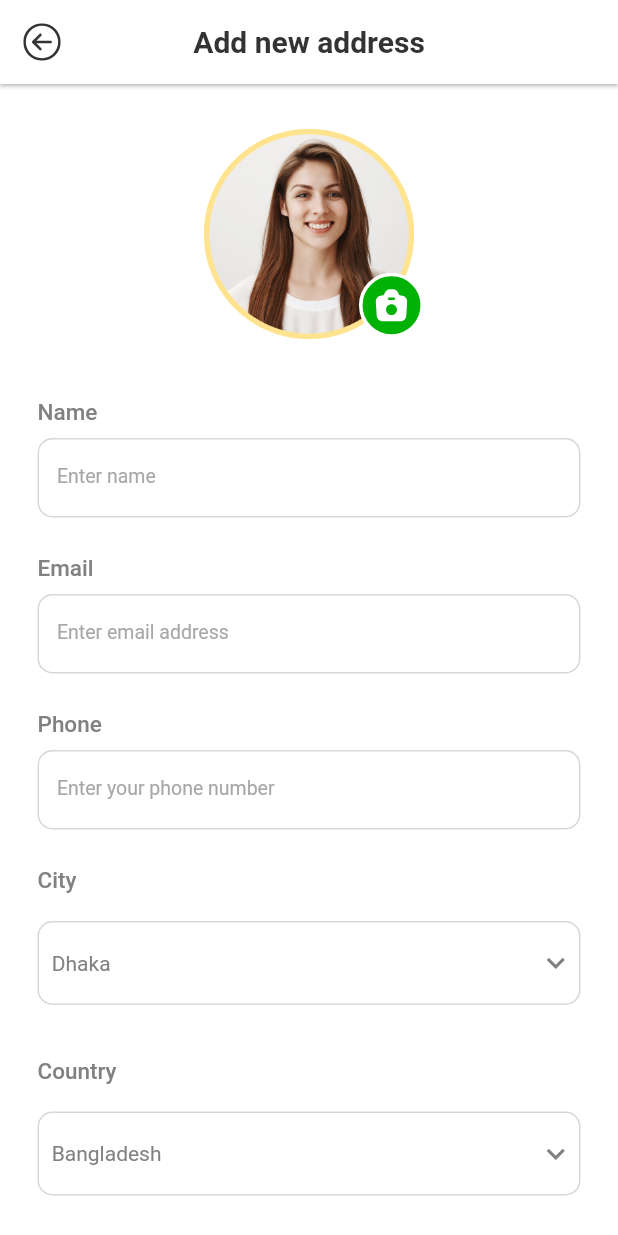
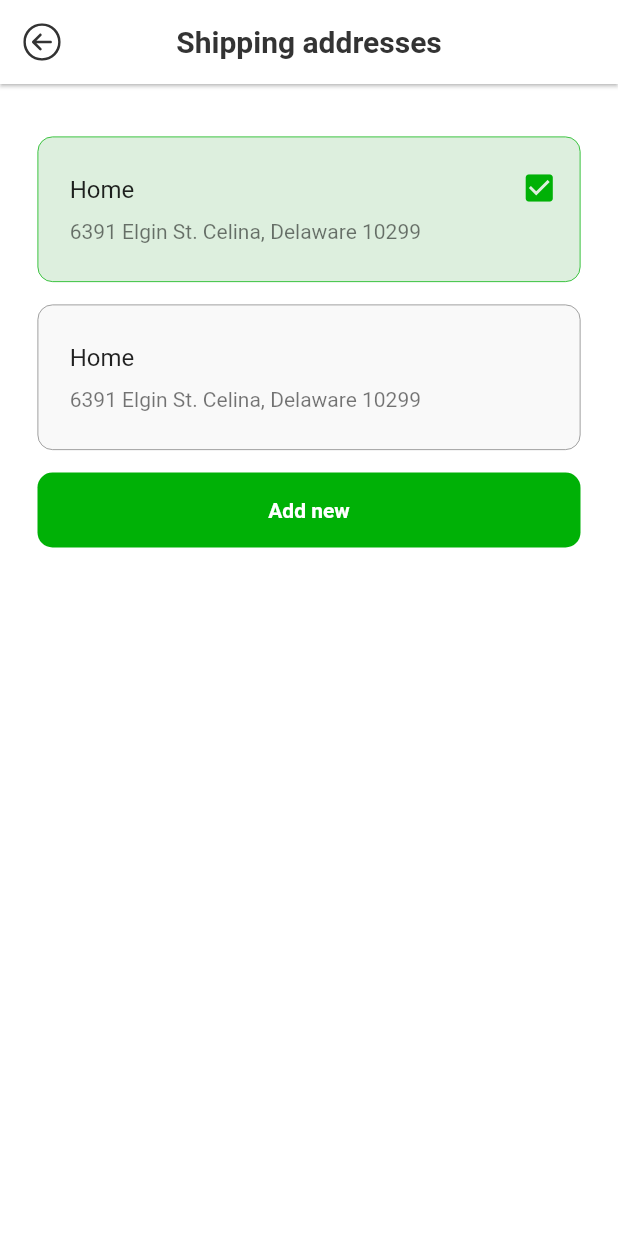
Before and after one commit to Timlex/gracious_app, a Flutter app: the HomeFront screen opened by its route, item 5 of the bottom bar chosen, after a tap on "Shipping Address", on a phone screen of 412 x 824 dp. Run offline on Flutter 3.47's test engine with Material 2 defaults, Android fonts, the phone set to English and light mode, and no system bars; our stand-ins replace badges, card_swiper, flutter_rating_bar, flutter_svg, image_picker, modal_bottom_sheet and 4 more; accounts and stored records are empty.

Commit message:
shipping addresses, image picker and some modification have been done

```diff
--- a/lib/main.dart
+++ b/lib/main.dart
@@ -1,5 +1,6 @@
 import 'package:flutter/material.dart';
 import 'package:gren_mart/model/favorites.dart';
+import 'package:gren_mart/view/settings/shipping_addresses.dart';
 import 'package:provider/provider.dart';
 import 'package:flutter/services.dart';
 import 'package:gren_mart/view/auth/auth.dart';
@@ -73,6 +74,7 @@ class MyApp extends StatelessWidget {
             NewAddress.routeName: (context) => const NewAddress(),
             ManageAccount.routeName: (context) => ManageAccount(),
             ChangePassword.routeName: (context) => const ChangePassword(),
+            ShippingAdresses.routeName: (context) => const ShippingAdresses(),
           },
         ),
       ),
--- a/lib/view/favorite/favorite_tile.dart
+++ b/lib/view/favorite/favorite_tile.dart
@@ -45,7 +45,7 @@ class FavoriteTile extends StatelessWidget {
           ),
         ),
         onDismissed: (direction) {
-          favoriteData.toggleFavorite(id);
+          favoriteData.deleteFavoriteItem(id);
         },
         key: Key(id),
         child: SizedBox(
@@ -91,7 +91,7 @@ class FavoriteTile extends StatelessWidget {
                     const Spacer(),
                     GestureDetector(
                       onTap: (() {
-                        favoriteData.toggleFavorite(id);
+                        favoriteData.deleteFavoriteItem(id);
                       }),
                       child: Padding(
                         padding: const EdgeInsets.only(left: 7),
--- a/lib/view/home/home_front.dart
+++ b/lib/view/home/home_front.dart
@@ -56,13 +56,13 @@ class _HomeFrontState extends State<HomeFront> {
               );
             },
             icon: SvgPicture.asset('assets/images/icons/filter_setting.svg')),
-        actions: [
-          customIconButton('notificationIcon', 'notification_bing.svg',
-              padding: 10),
-          const SizedBox(
-            width: 17,
-          )
-        ],
+        // actions: [
+        //   customIconButton('notificationIcon', 'notification_bing.svg',
+        //       padding: 10),
+        //   const SizedBox(
+        //     width: 17,
+        //   )
+        // ],
       );
     }
     if (_navigationIndex == 2) {
@@ -131,11 +131,11 @@ class _HomeFrontState extends State<HomeFront> {
                 return;
               }
               if (v == 3) {
-                navigationWidget = const FavoriteView();
+                navigationWidget = FavoriteView();
                 return;
               }
               if (v == 4) {
-                navigationWidget = SettingView();
+                navigationWidget = const SettingView();
                 return;
               }
             });
--- a/lib/view/intro/splash.dart
+++ b/lib/view/intro/splash.dart
@@ -1,6 +1,7 @@
 import 'package:flutter/material.dart';
 import 'package:gren_mart/db/database_helper.dart';
 import 'package:gren_mart/model/carts.dart';
+import 'package:gren_mart/model/favorites.dart';
 import 'package:gren_mart/view/intro/intro.dart';
 import 'package:provider/provider.dart';
 
@@ -21,6 +22,7 @@ class _SplashScreenState extends State<SplashScreen> {
     List databases = ['cart', 'favorite'];
     databases.map((e) => DbHelper.database(e));
     Provider.of<CartData>(context, listen: false).fetchCarts();
+    Provider.of<FavoriteData>(context, listen: false).fetchFavorites();
   }
 
   @override
--- a/lib/view/settings/setting.dart
+++ b/lib/view/settings/setting.dart
@@ -6,11 +6,12 @@ import 'package:gren_mart/view/settings/change_password.dart';
 import 'package:gren_mart/view/settings/manage_account.dart';
 import 'package:gren_mart/view/settings/new_address.dart';
 import 'package:gren_mart/view/settings/setting_screen_appbar.dart';
+import 'package:gren_mart/view/settings/shipping_addresses.dart';
 import 'package:gren_mart/view/utils/constant_colors.dart';
 import 'package:gren_mart/view/utils/constant_styles.dart';
 
 class SettingView extends StatefulWidget {
-  SettingView({Key? key}) : super(key: key);
+  const SettingView({Key? key}) : super(key: key);
 
   @override
   State<SettingView> createState() => _SettingViewState();
@@ -54,7 +55,7 @@ class _SettingViewState extends State<SettingView> {
         settingItem(
             'assets/images/icons/shipping_address.svg', 'Shipping Address',
             onTap: () {
-          Navigator.of(context).pushNamed(NewAddress.routeName);
+          Navigator.of(context).pushNamed(ShippingAdresses.routeName);
         }),
         settingItem('assets/images/icons/manage_profile.svg', 'Manage Account',
             onTap: () {
@@ -70,7 +71,7 @@ class _SettingViewState extends State<SettingView> {
           padding: const EdgeInsets.symmetric(horizontal: 25),
           child: customContainerButton('Log Out', double.infinity, () {
             Navigator.of(context).pushAndRemoveUntil(
-                MaterialPageRoute(builder: (context) => Auth()),
+                MaterialPageRoute(builder: (context) => const Auth()),
                 (Route<dynamic> route) => false);
           }),
         ),
@@ -89,7 +90,7 @@ class _SettingViewState extends State<SettingView> {
             SizedBox(
               child: ListTile(
                 onTap: onTap,
-                visualDensity: VisualDensity(vertical: -3),
+                visualDensity: const VisualDensity(vertical: -3),
                 dense: false,
                 leading: icon
                     ? SvgPicture.asset(
@@ -108,7 +109,7 @@ class _SettingViewState extends State<SettingView> {
                     SvgPicture.asset('assets/images/icons/arrow_right.svg'),
               ),
             ),
-            Divider()
+            const Divider()
           ],
         ),
       ),
--- /dev/null
+++ b/lib/view/settings/shipping_addresses.dart
@@ -0,0 +1,150 @@
+import 'package:flutter/material.dart';
+import 'package:gren_mart/view/settings/new_address.dart';
+import 'package:gren_mart/view/utils/app_bars.dart';
+import 'package:gren_mart/view/utils/constant_colors.dart';
+import 'package:gren_mart/view/utils/constant_styles.dart';
+
+class ShippingAdresses extends StatefulWidget {
+  static const routeName = 'shipping addresses';
+  const ShippingAdresses({Key? key}) : super(key: key);
+
+  @override
+  State<ShippingAdresses> createState() => _ShippingAdressesState();
+}
+
+class _ShippingAdressesState extends State<ShippingAdresses> {
+  ConstantColors cc = ConstantColors();
+  String? address;
+  String? addressTitle;
+  String selectedId = '01';
+  List addresses = [
+    {
+      'id': '01',
+      'title': 'Home',
+      'address': '6391 Elgin St. Celina, Delaware 10299'
+    },
+    {
+      'id': '02',
+      'title': 'Home',
+      'address': '6391 Elgin St. Celina, Delaware 10299'
+    },
+  ];
+  @override
+  Widget build(BuildContext context) {
+    return Scaffold(
+      appBar: AppBars().appBarTitled('Shipping addresses', () {
+        Navigator.of(context).pop();
+      }),
+      body: ListView(
+        children: [
+          const SizedBox(height: 25),
+          // Padding(
+          //   padding: const EdgeInsets.symmetric(horizontal: 25),
+          //   child: CustomTextField(
+          //     'enter new address',
+          //     controller: TextEditingController(),
+          //     leadingImage: 'assets/images/icons/location.png',
+          //     onFieldSubmitted: (value) {
+          //       if (value.length <= 10) {
+          //         ScaffoldMessenger.of(context)
+          //             .showSnackBar(snackBar('Enter a valid address'));
+          //         return;
+          //       }
+          //       address = value;
+          //       showDialog<String>(
+          //         context: context,
+          //         builder: (BuildContext context) => AlertDialog(
+          //           title: const Text('Enter address name'),
+          //           content: CustomTextField(
+          //             'Enter address name',
+          //             onChanged: (value) {
+          //               addressTitle = value;
+          //               print(addressTitle);
+          //             },
+          //           ),
+          //           actions: <Widget>[
+          //             TextButton(
+          //               onPressed: () {
+          //                 Navigator.pop(context, 'Cancel');
+          //               },
+          //               child: const Text('Cancel'),
+          //             ),
+          //             TextButton(
+          //               onPressed: () {
+          //                 setState(() {
+          //                   addresses.add({
+          //                     'id': (addresses.length + 1).toString(),
+          //                     'title': addressTitle,
+          //                     'address': address,
+          //                   });
+          //                 });
+          //                 print(addresses.length);
+          //                 Navigator.pop(context, 'OK');
+          //               },
+          //               child: const Text('OK'),
+          //             ),
+          //           ],
+          //         ),
+          //       );
+          //     },
+          //   ),
+          // ),
+          const SizedBox(height: 10),
+          ...addresses.map(((e) => Padding(
+                padding: const EdgeInsets.symmetric(horizontal: 25),
+                child: GestureDetector(
+                  onTap: () {
+                    if (selectedId == e['id']) {
+                      return;
+                    }
+                    setState(() {
+                      selectedId = e['id'];
+                    });
+                  },
+                  child: addressBox(
+                      selectedId == e['id'], e['title'], e['address']),
+                ),
+              ))),
+          Padding(
+            padding: const EdgeInsets.symmetric(horizontal: 25),
+            child: customContainerButton('Add new', double.infinity, () {
+              Navigator.of(context).pushNamed(NewAddress.routeName);
+            }),
+          )
+        ],
+      ),
+    );
+  }
+
+  Widget addressBox(bool selected, String addressTile, String address) {
+    return Container(
+      margin: const EdgeInsets.only(bottom: 15),
+      padding: const EdgeInsets.symmetric(vertical: 12),
+      decoration: BoxDecoration(
+          borderRadius: BorderRadius.circular(10),
+          color: selected ? cc.lightPrimery3 : cc.whiteGrey,
+          border: Border.all(
+              color: selected ? cc.primaryColor : cc.greyHint, width: .5)),
+      child: Stack(children: [
+        ListTile(
+          title: Padding(
+            padding: const EdgeInsets.symmetric(horizontal: 5, vertical: 5),
+            child: Text(addressTile),
+          ),
+          subtitle: Padding(
+            padding: const EdgeInsets.symmetric(horizontal: 5, vertical: 5),
+            child: Text(address),
+          ),
+        ),
+        if (selected)
+          Positioned(
+              top: 10,
+              right: 15,
+              child: Icon(
+                Icons.check_box,
+                color: cc.primaryColor,
+              ))
+      ]),
+    );
+  }
+}
--- a/lib/view/utils/constant_styles.dart
+++ b/lib/view/utils/constant_styles.dart
@@ -154,13 +154,13 @@ PreferredSizeWidget helloAppBar() {
         ),
       ),
     ),
-    actions: [
-      customIconButton('notificationIcon', 'notification_bing.svg',
-          padding: 10),
-      const SizedBox(
-        width: 17,
-      )
-    ],
+    // actions: [
+    //   customIconButton('notificationIcon', 'notification_bing.svg',
+    //       padding: 10),
+    //   const SizedBox(
+    //     width: 17,
+    //   )
+    // ],
   );
 }
 
--- a/pubspec.yaml
+++ b/pubspec.yaml
@@ -43,6 +43,7 @@ dependencies:
   sqflite:
   path:
   path_provider:
+  image_picker: ^0.8.1+3
 
   provider: ^6.0.3
 
```
Also changed, not shown: lib/db/database_helper.dart (+4 -3 lines), lib/model/carts.dart (+8 -1 lines), lib/model/favorites.dart (+45 -3 lines), lib/view/cart/cart_card.dart (+9 -6 lines), lib/view/cart/checkout.dart (+44 -8 lines), lib/view/favorite/favorite.dart (+15 -7 lines), lib/view/settings/manage_account.dart (+33 -6 lines), lib/view/settings/new_address.dart (+65 -10 lines), pubspec.lock, 1 other file.
